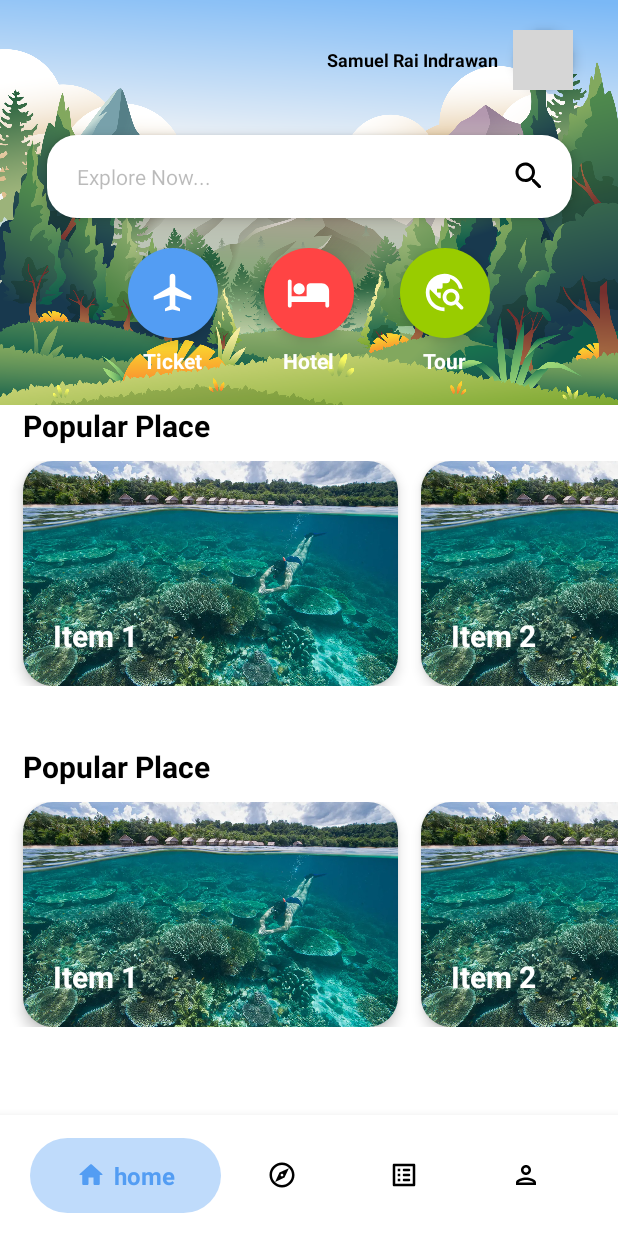
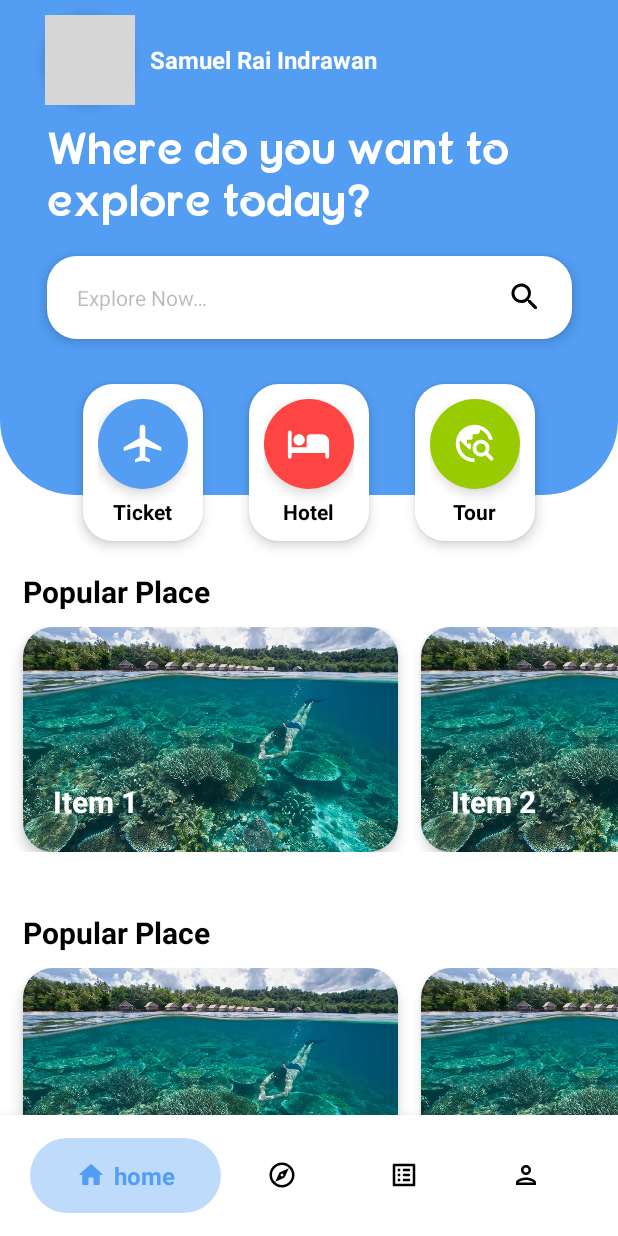
Before and after one commit to KeiichiAoyama/EZGO, an Android app: the screen it shows after launch (MainActivity), on a phone screen of 412 x 824 dp. Run offline under Robolectric (Android 15) with nearby library versions, the phone set to English and light mode, and no system bars; grey boxes are pictures that could not be loaded.

Commit message:
update
update dikit ajah

```diff
--- /dev/null
+++ b/Project/app/src/main/res/drawable/round_hero.xml
@@ -0,0 +1,6 @@
+<?xml version="1.0" encoding="utf-8"?>
+<shape android:shape="rectangle" xmlns:android="http://schemas.android.com/apk/res/android">
+    <solid android:color="@color/blue"/>
+    <corners android:bottomLeftRadius="50dp"
+        android:bottomRightRadius="50dp"/>
+</shape>
--- a/Project/app/src/main/res/layout/activity_home.xml
+++ b/Project/app/src/main/res/layout/activity_home.xml
@@ -20,12 +20,12 @@
             android:layout_height="wrap_content">
             <!--Background-->
             <ImageView
-                android:scaleType="centerCrop"
                 android:id="@+id/imageView"
                 android:layout_width="match_parent"
-                android:layout_height="270dp"
-                android:background="@drawable/hero"
+                android:layout_height="330dp"
+                android:background="@drawable/round_hero"
                 android:contentDescription="@string/bg"
+                android:scaleType="centerCrop"
                 app:layout_constraintEnd_toEndOf="parent"
                 app:layout_constraintStart_toStartOf="parent"
                 app:layout_constraintTop_toTopOf="parent" />
@@ -34,34 +34,44 @@
                 android:id="@+id/linearLayout2"
                 android:layout_width="match_parent"
                 android:layout_height="wrap_content"
-                android:layout_marginTop="10dp"
-                android:gravity="end"
+                android:gravity="start"
                 android:orientation="horizontal"
                 android:paddingHorizontal="20dp"
                 app:layout_constraintEnd_toEndOf="parent"
                 app:layout_constraintStart_toStartOf="parent"
                 app:layout_constraintTop_toTopOf="parent">
-
+                <com.google.android.material.imageview.ShapeableImageView
+                    android:id="@+id/profileHome"
+                    android:layout_width="60dp"
+                    android:layout_height="60dp"
+                    android:layout_margin="10dp"
+                    android:elevation="5dp"
+                    android:scaleType="centerCrop"
+                    app:shapeAppearanceOverlay="@style/circle"
+                    app:srcCompat="@drawable/profil" />
                 <TextView
                     android:id="@+id/profileName"
                     android:layout_width="wrap_content"
                     android:layout_height="wrap_content"
                     android:layout_gravity="center_vertical"
                     android:text="Samuel Rai Indrawan"
-                    android:textColor="@color/black"
-                    android:textSize="12sp"
+                    android:textColor="@color/white"
+                    android:textSize="16sp"
                     android:textStyle="bold" />
+            </LinearLayout>
 
-                <com.google.android.material.imageview.ShapeableImageView
-                    android:id="@+id/profileHome"
-                    android:layout_width="40dp"
-                    android:layout_height="40dp"
-                    android:layout_margin="10dp"
-                    android:elevation="5dp"
-                    android:scaleType="centerCrop"
-                    app:shapeAppearanceOverlay="@style/circle"
-                    app:srcCompat="@drawable/profil" />
-            </LinearLayout>
+            <TextView
+                android:fontFamily="@font/fonarto"
+                android:textSize="30sp"
+                android:id="@+id/textView"
+                android:layout_width="350dp"
+                android:layout_height="wrap_content"
+                android:text="@string/head1"
+                android:textStyle="normal"
+                android:textColor="@color/white"
+                app:layout_constraintEnd_toEndOf="parent"
+                app:layout_constraintStart_toStartOf="parent"
+                app:layout_constraintTop_toBottomOf="@+id/linearLayout2" />
             <!--Search Bar-->
             <LinearLayout
                 android:id="@+id/search"
@@ -75,7 +85,7 @@
                 android:orientation="horizontal"
                 app:layout_constraintEnd_toEndOf="parent"
                 app:layout_constraintStart_toStartOf="parent"
-                app:layout_constraintTop_toBottomOf="@+id/linearLayout2">
+                app:layout_constraintTop_toBottomOf="@+id/textView">
 
                 <TextView
                     android:layout_width="wrap_content"
@@ -93,6 +103,7 @@
             </LinearLayout>
             <!--Bar Menu-->
             <LinearLayout
+
                 android:id="@+id/Lin"
                 android:layout_width="wrap_content"
                 android:layout_height="wrap_content"
@@ -104,12 +115,16 @@
                 app:layout_constraintTop_toBottomOf="@+id/search">
                 <!--Pesawat-->
                 <LinearLayout
+                    android:layout_marginVertical="10dp"
                     android:id="@+id/btnTicket"
                     android:layout_width="wrap_content"
                     android:layout_height="wrap_content"
                     android:layout_marginHorizontal="15dp"
+                    android:background="@drawable/roundmain"
                     android:gravity="center"
-                    android:orientation="vertical">
+                    android:orientation="vertical"
+                    android:elevation="5dp"
+                    android:padding="10dp">
 
                     <LinearLayout
                         android:layout_width="60dp"
@@ -133,16 +148,20 @@
                         android:layout_height="wrap_content"
                         android:layout_marginTop="5dp"
                         android:text="@string/ticket"
-                        android:textColor="@color/white"
+                        android:textColor="@color/black"
                         android:textStyle="bold" />
                 </LinearLayout>
                 <!--Hotel-->
                 <LinearLayout
+                    android:layout_marginVertical="10dp"
+                    android:padding="10dp"
                     android:id="@+id/btnHotel"
+                    android:background="@drawable/roundmain"
                     android:layout_width="wrap_content"
                     android:layout_height="wrap_content"
                     android:layout_marginHorizontal="15dp"
                     android:gravity="center"
+                    android:elevation="5dp"
                     android:orientation="vertical">
 
                     <LinearLayout
@@ -167,12 +186,16 @@
                         android:layout_height="wrap_content"
                         android:layout_marginTop="5dp"
                         android:text="@string/hotel"
-                        android:textColor="@color/white"
+                        android:textColor="@color/black"
                         android:textStyle="bold" />
                 </LinearLayout>
                 <!--Tour-->
                 <LinearLayout
+                    android:layout_marginVertical="10dp"
                     android:id="@+id/btnTour"
+                    android:elevation="5dp"
+                    android:padding="10dp"
+                    android:background="@drawable/roundmain"
                     android:layout_width="wrap_content"
                     android:layout_height="wrap_content"
                     android:layout_marginHorizontal="15dp"
@@ -201,17 +224,17 @@
                         android:layout_height="wrap_content"
                         android:layout_marginTop="5dp"
                         android:text="@string/tour"
-                        android:textColor="@color/white"
+                        android:textColor="@color/black"
                         android:textStyle="bold" />
                 </LinearLayout>
             </LinearLayout>
             <!--Popular Place-->
             <LinearLayout
-                android:layout_marginTop="20dp"
                 android:id="@+id/linearLayout"
                 android:layout_width="match_parent"
                 android:layout_height="wrap_content"
                 android:layout_centerHorizontal="true"
+                android:layout_marginTop="10dp"
                 android:orientation="vertical"
                 app:layout_constraintEnd_toEndOf="parent"
                 app:layout_constraintStart_toStartOf="parent"
--- a/Project/app/src/main/res/values/strings.xml
+++ b/Project/app/src/main/res/values/strings.xml
@@ -29,7 +29,7 @@
 
     <!--desc-->
     <string name="bg">background</string>
-    <string name="btn">button</string>
+    <string name="btn">btn</string>
     <string name="btn_b">btnBack</string>
     <string name="btn_s">btnSearch</string>
     <string name="icon">icon</string>
@@ -118,7 +118,7 @@
     <string name="description">Description</string>
     <string name="rp">Rp</string>
     <string name="ticket">Ticket</string>
-    <string name="explore_now">Explore Now...</string>
+    <string name="explore_now">Explore Now…</string>
     <string name="ticket_type">Ticket Type</string>
     <string name="arrow">arrow</string>
     <string name="logo">logo</string>
--- a/Project/app/src/main/res/values/themes.xml
+++ b/Project/app/src/main/res/values/themes.xml
@@ -3,13 +3,14 @@
     <style name="Base.Theme.Project" parent="Theme.Material3.DayNight.NoActionBar">
         <!-- Customize your light theme here. -->
         <!-- <item name="colorPrimary">@color/my_light_primary</item> -->
-        <item name="colorPrimary">@color/blue</item>
-<!--        <item name="android:statusBarColor">@color/white</item>-->
-<!--        <item name="android:windowTranslucentStatus">true</item>-->
-<!--        <item name="android:windowLightStatusBar">true</item>-->
-<!--        <item name="android:windowBackground">@android:color/transparent</item>-->
+        <item name="colorPrimary">@color/white</item>
+        <item name="android:windowBackground">@android:color/white</item>
 
+        <!-- Set status bar color -->
+        <item name="android:statusBarColor">@android:color/white</item>
 
+        <!-- Set dark icons for status bar (black icons) -->
+        <item name="android:windowLightStatusBar">true</item>
     </style>
 
     <style name="Theme.Project" parent="Base.Theme.Project" />
```
